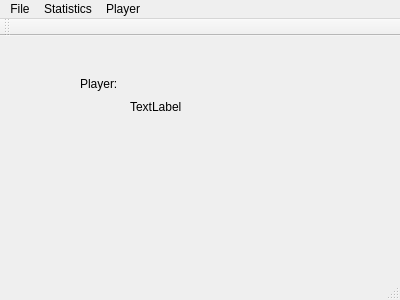
The window that MainWindow/mainwindow.ui (SethMarkarian/CS205-Labs) describes before a commit, drawn with Qt 5.
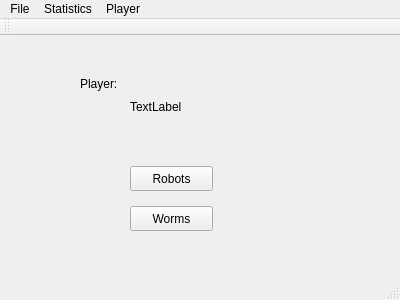
The same window after the commit.

Patch:
```diff
--- a/MainWindow/mainwindow.ui
+++ b/MainWindow/mainwindow.ui
@@ -40,6 +40,32 @@
      <string>TextLabel</string>
     </property>
    </widget>
+   <widget class="QPushButton" name="RobotsButton">
+    <property name="geometry">
+     <rect>
+      <x>130</x>
+      <y>130</y>
+      <width>83</width>
+      <height>25</height>
+     </rect>
+    </property>
+    <property name="text">
+     <string>Robots</string>
+    </property>
+   </widget>
+   <widget class="QPushButton" name="WormsButton">
+    <property name="geometry">
+     <rect>
+      <x>130</x>
+      <y>170</y>
+      <width>83</width>
+      <height>25</height>
+     </rect>
+    </property>
+    <property name="text">
+     <string>Worms</string>
+    </property>
+   </widget>
   </widget>
   <widget class="QMenuBar" name="menuBar">
    <property name="geometry">
```
